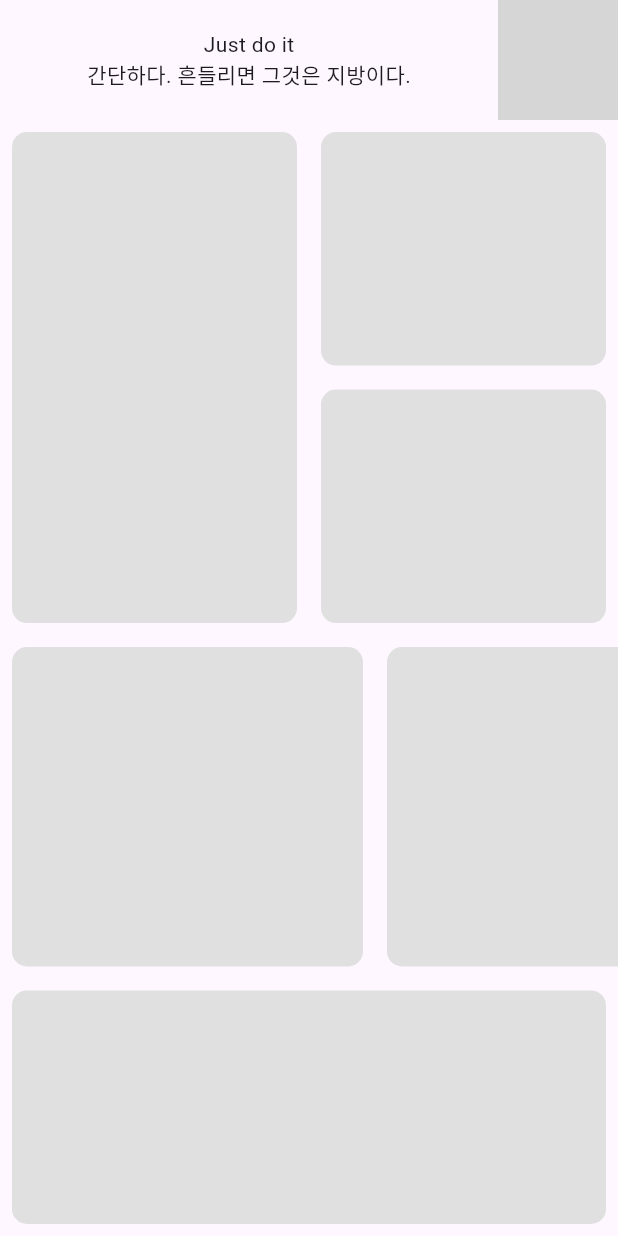
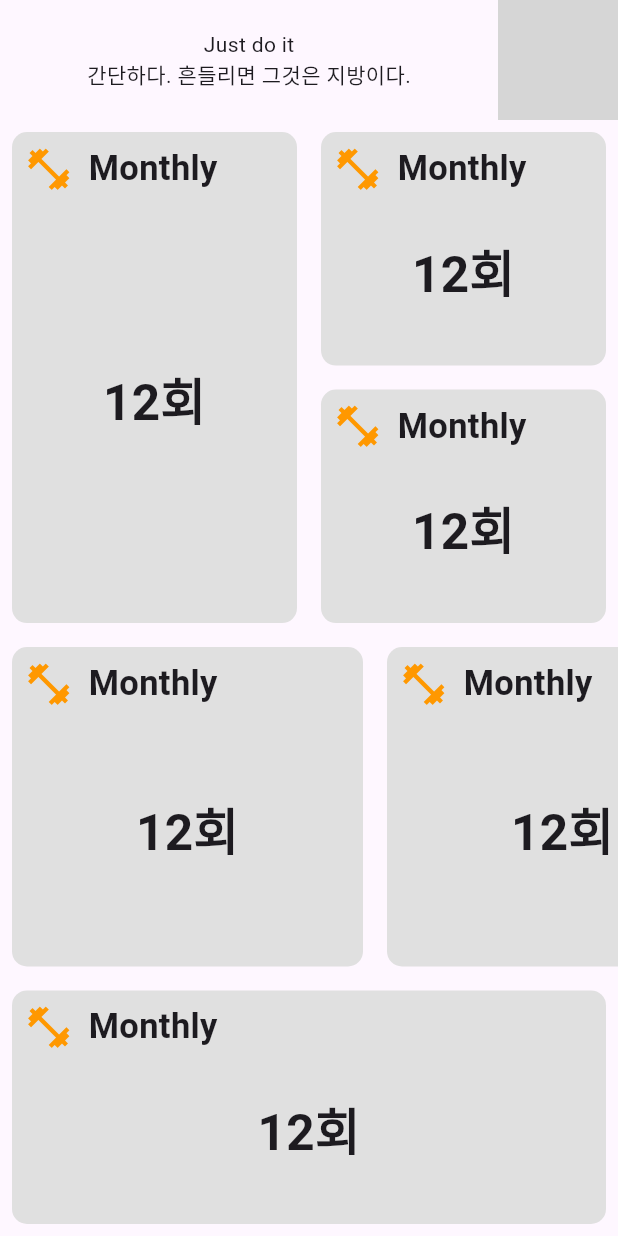
Before and after one commit to SeSACYongsan/workout_tracker, a Flutter app: the screen it shows after launch, on a phone screen of 412 x 824 dp. Run offline on Flutter 3.47's test engine with Material 3 defaults, Android fonts, the phone set to English and light mode, and no system bars; our stand-ins replace audioplayers; grey boxes are pictures that could not be loaded.

Commit message:
Update dashboard_card.dart

```diff
--- a/lib/components/dashboard_card.dart
+++ b/lib/components/dashboard_card.dart
@@ -8,10 +8,43 @@ class DashboardCard extends StatelessWidget {
   Widget build(BuildContext context) {
     return Container(
       margin: const EdgeInsets.all(8),
+      padding: const EdgeInsets.all(8),
       decoration: BoxDecoration(
         borderRadius: BorderRadius.circular(10),
         color: Colors.grey.shade300,
       ),
+      child: const Column(
+        children: [
+          Row(
+            children: [
+              Icon(
+                Icons.fitness_center,
+                size: 33,
+                color: Colors.orange,
+              ),
+              SizedBox(width: 10),
+              Text(
+                "Monthly",
+                style: TextStyle(
+                  fontSize: 23,
+                  fontWeight: FontWeight.bold,
+                ),
+              ),
+            ],
+          ),
+          Expanded(
+            child: Center(
+              child: Text(
+                "12회",
+                style: TextStyle(
+                  fontSize: 33,
+                  fontWeight: FontWeight.bold,
+                ),
+              ),
+            ),
+          ),
+        ],
+      ),
     );
   }
 }
```
